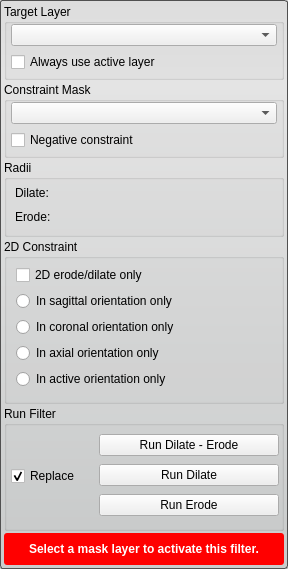
This is src/Interface/ToolInterface/BinaryIterativeDilateErodeFilterInterface.ui in SCIInstitute/Seg3D as Qt 5 draws it before an edit. The edited form follows.
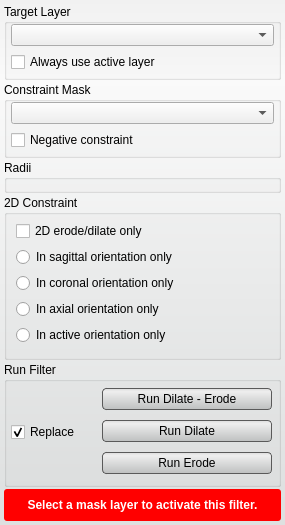
This is the edited form. Custom widgets are drawn as their Qt base class.

Diff of the .ui file:
```diff
--- a/src/Interface/ToolInterface/BinaryIterativeDilateErodeFilterInterface.ui
+++ b/src/Interface/ToolInterface/BinaryIterativeDilateErodeFilterInterface.ui
@@ -6,8 +6,8 @@
    <rect>
     <x>0</x>
     <y>0</y>
-    <width>288</width>
-    <height>558</height>
+    <width>285</width>
+    <height>510</height>
    </rect>
   </property>
   <property name="sizePolicy">
@@ -22,8 +22,29 @@
   <property name="styleSheet">
    <string notr="true">QWidget#BinaryIterativeDilateErodeFilterInterface{
   border-radius: 3px;
-  border: 1px solid rgb(80, 80,80);
-  background-color: qlineargradient(spread:pad, x1:0.5, y1:0, x2:0.5, y2:0.960227, stop:0 rgba(221, 221, 221, 255), stop:0.155779 rgba(228, 228, 228, 255), stop:1 rgba(202, 204, 204, 255));      
+  background-color: qlineargradient(spread:pad, x1:0.5, y1:0, x2:0.5, y2:0.960227, stop:0 rgba(241, 241, 241, 255), stop:0.155779 rgba(250, 250, 250, 255), stop:1 rgba(222, 224, 224, 255));      
+}
+
+
+QPushButton{
+  background-color: qlineargradient(spread:pad, x1:0.5, y1:0, x2:0.5, y2:0.960227, stop:0 rgba(221, 221, 221, 255), stop:0.155779 rgba(238, 238, 238, 255), stop:1 rgba(192, 194, 194, 255));
+  border-radius: 4px;
+  border: 1px solid rgb(90, 90, 90);
+  margin:4px;
+}
+
+QPushButton:hover{
+  background-color: qlineargradient(spread:pad, x1:0.5, y1:0, x2:0.5, y2:1, stop:0 rgba(195, 195, 195, 255), stop:0.253769 rgba(206, 206, 206, 255), stop:1 rgba(185, 185, 185, 255));
+  border-radius: 4px;
+  border: 1px solid rgb(90, 90, 90);
+  margin:4px;
+}
+
+QPushButton:pressed{
+  background-color: qlineargradient(spread:pad, x1:0.5, y1:0, x2:0.5, y2:1, stop:0 rgba(150, 150, 150, 255), stop:0.753769 rgba(206, 206, 206, 255), stop:1 rgba(185, 185, 185, 255));
+  border-radius: 4px;
+  border: 1px solid rgb(90, 90, 90);
+  margin:4px;
 }</string>
   </property>
   <layout class="QVBoxLayout" name="verticalLayout_3">
@@ -200,7 +221,7 @@
      </property>
      <layout class="QVBoxLayout" name="verticalLayout_5">
       <property name="spacing">
-       <number>0</number>
+       <number>4</number>
       </property>
       <property name="leftMargin">
        <number>4</number>
@@ -215,48 +236,10 @@
        <number>4</number>
       </property>
       <item>
-       <widget class="QWidget" name="widget" native="true">
-        <layout class="QVBoxLayout" name="verticalLayout">
-         <property name="spacing">
-          <number>2</number>
-         </property>
-         <property name="margin">
-          <number>4</number>
-         </property>
-         <item>
-          <widget class="QLabel" name="dialateLabel">
-           <property name="text">
-            <string>Dilate:</string>
-           </property>
-          </widget>
-         </item>
-         <item>
-          <widget class="QtUtils::QtSliderIntCombo" name="dilate_" native="true"/>
-         </item>
-        </layout>
-       </widget>
+       <widget class="QtUtils::QtSliderIntCombo" name="dilate_" native="true"/>
       </item>
       <item>
-       <widget class="QWidget" name="widget_2" native="true">
-        <layout class="QVBoxLayout" name="verticalLayout_2">
-         <property name="spacing">
-          <number>2</number>
-         </property>
-         <property name="margin">
-          <number>4</number>
-         </property>
-         <item>
-          <widget class="QLabel" name="erodeLabel">
-           <property name="text">
-            <string>Erode:</string>
-           </property>
-          </widget>
-         </item>
-         <item>
-          <widget class="QtUtils::QtSliderIntCombo" name="erode_" native="true"/>
-         </item>
-        </layout>
-       </widget>
+       <widget class="QtUtils::QtSliderIntCombo" name="erode_" native="true"/>
       </item>
      </layout>
     </widget>
@@ -404,6 +387,12 @@
              <verstretch>0</verstretch>
             </sizepolicy>
            </property>
+           <property name="minimumSize">
+            <size>
+             <width>0</width>
+             <height>30</height>
+            </size>
+           </property>
            <property name="text">
             <string>Run Dilate - Erode</string>
            </property>
@@ -417,6 +406,12 @@
              <verstretch>0</verstretch>
             </sizepolicy>
            </property>
+           <property name="minimumSize">
+            <size>
+             <width>0</width>
+             <height>30</height>
+            </size>
+           </property>
            <property name="text">
             <string>Run Dilate</string>
            </property>
@@ -430,6 +425,12 @@
              <verstretch>0</verstretch>
             </sizepolicy>
            </property>
+           <property name="minimumSize">
+            <size>
+             <width>0</width>
+             <height>30</height>
+            </size>
+           </property>
            <property name="text">
             <string>Run Erode</string>
            </property>
@@ -443,6 +444,12 @@
    </item>
    <item>
     <widget class="QWidget" name="message_alert_" native="true">
+     <property name="sizePolicy">
+      <sizepolicy hsizetype="Preferred" vsizetype="Fixed">
+       <horstretch>0</horstretch>
+       <verstretch>0</verstretch>
+      </sizepolicy>
+     </property>
      <property name="minimumSize">
       <size>
        <width>0</width>
@@ -486,17 +493,17 @@
   </layout>
  </widget>
  <customwidgets>
-  <customwidget>
-   <class>QtUtils::QtDropableComboBox</class>
-   <extends>QComboBox</extends>
-   <header location="global">QtUtils/Widgets/QtDropableComboBox.h</header>
-  </customwidget>
   <customwidget>
    <class>QtUtils::QtSliderIntCombo</class>
    <extends>QWidget</extends>
    <header location="global">QtUtils/Widgets/QtSliderIntCombo.h</header>
    <container>1</container>
   </customwidget>
+  <customwidget>
+   <class>QtUtils::QtDropableComboBox</class>
+   <extends>QComboBox</extends>
+   <header location="global">QtUtils/Widgets/QtDropableComboBox.h</header>
+  </customwidget>
  </customwidgets>
  <resources/>
  <connections/>
```
